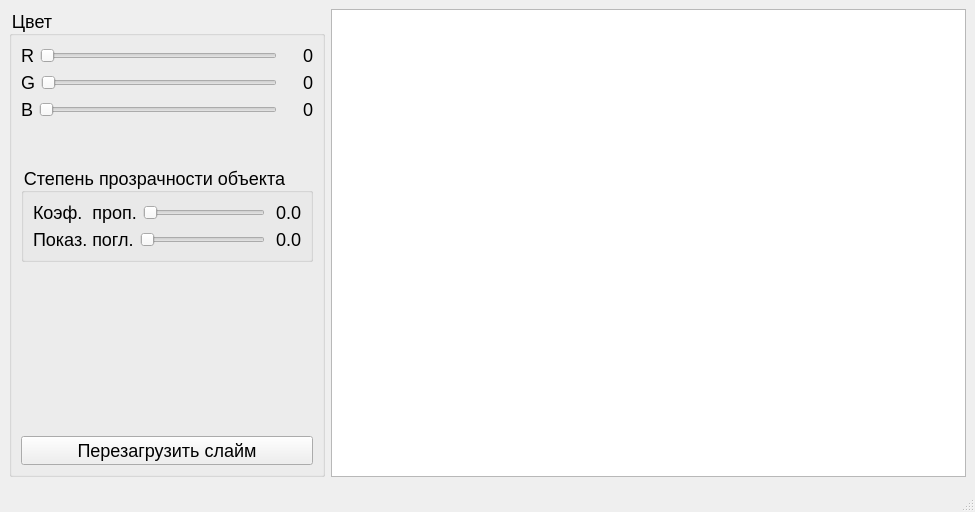
The window that src/mainwindow.ui (agarmirus/slime_toy_course_project) describes before a commit, drawn with Qt 5.
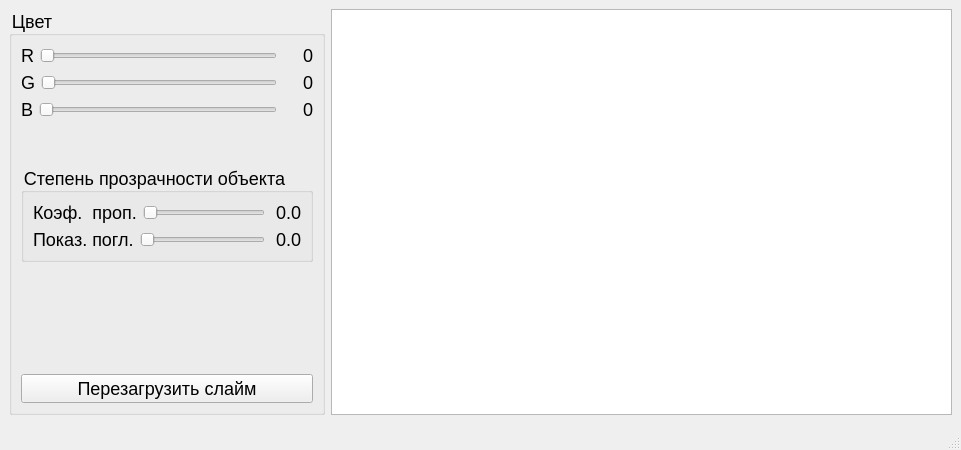
The same window after the commit.

The edit to the form file:
```diff
--- a/src/mainwindow.ui
+++ b/src/mainwindow.ui
@@ -6,8 +6,8 @@
    <rect>
     <x>0</x>
     <y>0</y>
-    <width>975</width>
-    <height>512</height>
+    <width>961</width>
+    <height>450</height>
    </rect>
   </property>
   <property name="windowTitle">
```
Left out of the diff: 2 changed lines with no effect on the pictures.
